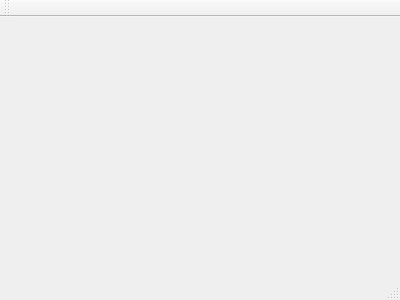
Qt form GameOfLife/mainwindow.ui (ASzwarc/ConwaysGameOfLife) before a commit.
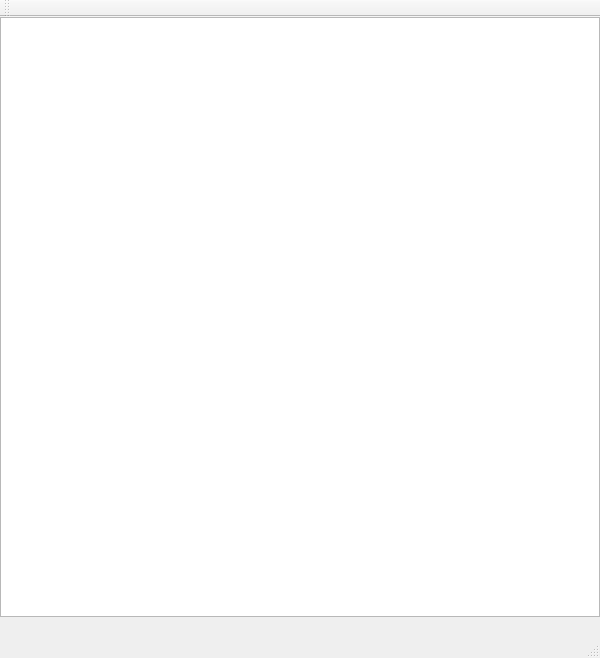
The same form after that commit.

Commit message: Added drawing of cells in widget. Proof of concept only - it needs refactoring.

Diff of the .ui file:
```diff
--- a/GameOfLife/mainwindow.ui
+++ b/GameOfLife/mainwindow.ui
@@ -1,24 +1,73 @@
 <ui version="4.0">
  <class>MainWindow</class>
- <widget class="QMainWindow" name="MainWindow" >
-  <property name="geometry" >
+ <widget class="QMainWindow" name="MainWindow">
+  <property name="geometry">
    <rect>
     <x>0</x>
     <y>0</y>
-    <width>400</width>
-    <height>300</height>
+    <width>600</width>
+    <height>658</height>
    </rect>
   </property>
-  <property name="windowTitle" >
+  <property name="sizePolicy">
+   <sizepolicy hsizetype="Fixed" vsizetype="Fixed">
+    <horstretch>0</horstretch>
+    <verstretch>0</verstretch>
+   </sizepolicy>
+  </property>
+  <property name="windowTitle">
    <string>MainWindow</string>
   </property>
-  <widget class="QMenuBar" name="menuBar" />
-  <widget class="QToolBar" name="mainToolBar" />
-  <widget class="QWidget" name="centralWidget" />
-  <widget class="QStatusBar" name="statusBar" />
+  <widget class="QWidget" name="centralWidget">
+   <widget class="QGraphicsView" name="mainGraphicsView">
+    <property name="geometry">
+     <rect>
+      <x>0</x>
+      <y>0</y>
+      <width>600</width>
+      <height>600</height>
+     </rect>
+    </property>
+    <property name="contextMenuPolicy">
+     <enum>Qt::DefaultContextMenu</enum>
+    </property>
+    <property name="verticalScrollBarPolicy">
+     <enum>Qt::ScrollBarAlwaysOff</enum>
+    </property>
+    <property name="horizontalScrollBarPolicy">
+     <enum>Qt::ScrollBarAlwaysOff</enum>
+    </property>
+    <property name="sceneRect">
+     <rectf>
+      <x>0.000000000000000</x>
+      <y>0.000000000000000</y>
+      <width>600.000000000000000</width>
+      <height>600.000000000000000</height>
+     </rectf>
+    </property>
+   </widget>
+  </widget>
+  <widget class="QMenuBar" name="menuBar">
+   <property name="geometry">
+    <rect>
+     <x>0</x>
+     <y>0</y>
+     <width>600</width>
+     <height>19</height>
+    </rect>
+   </property>
+  </widget>
+  <widget class="QToolBar" name="mainToolBar">
+   <attribute name="toolBarArea">
+    <enum>TopToolBarArea</enum>
+   </attribute>
+   <attribute name="toolBarBreak">
+    <bool>false</bool>
+   </attribute>
+  </widget>
+  <widget class="QStatusBar" name="statusBar"/>
  </widget>
- <layoutDefault spacing="6" margin="11" />
- <pixmapfunction></pixmapfunction>
+ <layoutdefault spacing="6" margin="11"/>
  <resources/>
  <connections/>
 </ui>
```
Left out of the diff: 1 changed line with no effect on the pictures. The commit also changes 4 other files.
